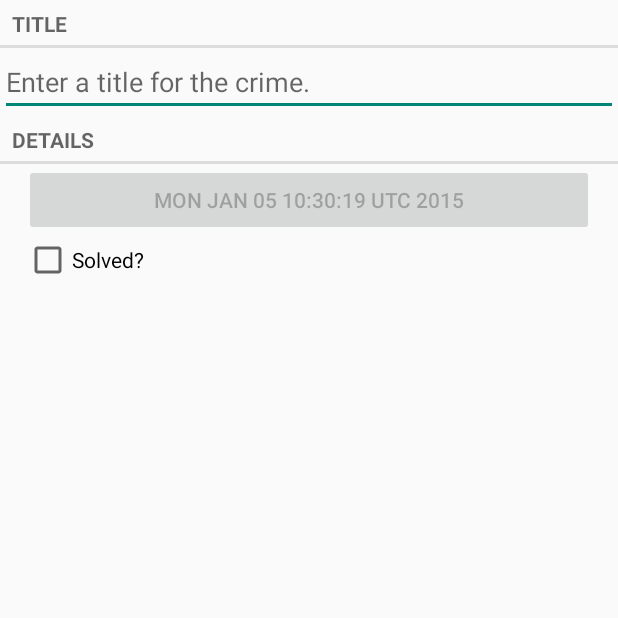
After one commit to BrandonLMorris/AndroidProgramming, an Android app: the CrimeFragment screen opened directly, with no data from a screen before it, on a phone screen of 412 x 824 dp, the top half of it. The commit adds this screen. Run offline under Robolectric (Android 15) with nearby library versions, the phone set to English and light mode, and no system bars.

```diff
--- /dev/null
+++ b/CriminalIntent/app/src/main/java/com/example/bmorris/criminalintent/Crime.java
@@ -0,0 +1,57 @@
+package com.example.bmorris.criminalintent;
+
+import java.util.Date;
+import java.util.UUID;
+
+/**
+ * Created by bmorris on 1/3/15.
+ */
+public class Crime {
+    private UUID mId;
+    private String mTitle;
+
+
+
+    private Date mDate;
+    private boolean mSolved;
+
+    public Crime() {
+        //Generate unique identifier
+        mId = UUID.randomUUID();
+        mDate = new Date();
+    }
+
+    @Override
+    public String toString() {
+        return mTitle;
+    }
+
+    //Getters and setters
+    public String getTitle() {
+        return mTitle;
+    }
+
+    public void setTitle(String title) {
+        mTitle = title;
+    }
+
+    public UUID getId() {
+        return mId;
+    }
+
+    public Date getDate() {
+        return mDate;
+    }
+
+    public void setDate(Date date) {
+        mDate = date;
+    }
+
+    public boolean isSolved() {
+        return mSolved;
+    }
+
+    public void setSolved(boolean solved) {
+        mSolved = solved;
+    }
+}
--- a/CriminalIntent/app/src/main/java/com/example/bmorris/criminalintent/CrimeActivity.java
+++ b/CriminalIntent/app/src/main/java/com/example/bmorris/criminalintent/CrimeActivity.java
@@ -1,17 +1,18 @@
 package com.example.bmorris.criminalintent;
 
-import android.support.v7.app.ActionBarActivity;
+import android.support.v4.app.Fragment;
+import android.support.v4.app.FragmentActivity;
+import android.support.v4.app.FragmentManager;
 import android.os.Bundle;
 import android.view.Menu;
 import android.view.MenuItem;
 
 
-public class CrimeActivity extends ActionBarActivity {
+public class CrimeActivity extends SingleFragmentActivity {
 
     @Override
-    protected void onCreate(Bundle savedInstanceState) {
-        super.onCreate(savedInstanceState);
-        setContentView(R.layout.activity_crime);
+    protected Fragment createFragment() {
+        return new CrimeFragment();
     }
 
 
--- /dev/null
+++ b/CriminalIntent/app/src/main/java/com/example/bmorris/criminalintent/CrimeFragment.java
@@ -0,0 +1,67 @@
+package com.example.bmorris.criminalintent;
+
+import android.os.Bundle;
+import android.support.v4.app.Fragment;
+import android.text.Editable;
+import android.text.TextWatcher;
+import android.view.LayoutInflater;
+import android.view.View;
+import android.view.ViewGroup;
+import android.widget.Button;
+import android.widget.CheckBox;
+import android.widget.CompoundButton;
+import android.widget.EditText;
+
+/**
+ * Created by bmorris on 1/4/15.
+ */
+public class CrimeFragment extends Fragment {
+    private Crime mCrime;
+    private EditText mTitleField;
+    private Button mDateButton;
+    private CheckBox mSolvedCheckBox;
+
+    @Override
+    public void onCreate(Bundle savedInstanceState) {
+        super.onCreate(savedInstanceState);
+        mCrime = new Crime();
+    }
+
+    @Override
+    public View onCreateView(LayoutInflater inflater, ViewGroup parent, Bundle savedInstanceState) {
+        View v = inflater.inflate(R.layout.fragment_crime, parent, false);
+
+        mTitleField = (EditText)v.findViewById(R.id.crime_title);
+        mTitleField.addTextChangedListener(new TextWatcher() {
+            @Override
+            public void beforeTextChanged(CharSequence s, int start, int count, int after) {
+                //This Space intentionally left blank
+            }
+
+            @Override
+            public void onTextChanged(CharSequence s, int start, int before, int count) {
+                mCrime.setTitle(mCrime.toString());
+            }
+
+            @Override
+            public void afterTextChanged(Editable s) {
+                //Intentionally left blank
+            }
+        });
+
+        mDateButton = (Button)v.findViewById(R.id.crime_date);
+        mDateButton.setText(mCrime.getDate().toString());
+        mDateButton.setEnabled(false);
+
+        mSolvedCheckBox = (CheckBox)v.findViewById(R.id.crime_solved);
+        mSolvedCheckBox.setOnCheckedChangeListener(new CompoundButton.OnCheckedChangeListener() {
+            @Override
+            public void onCheckedChanged(CompoundButton buttonView, boolean isChecked) {
+                //Set the crime's solved property
+                mCrime.setSolved(isChecked);
+            }
+        });
+
+        return v;
+    }
+}
--- /dev/null
+++ b/CriminalIntent/app/src/main/java/com/example/bmorris/criminalintent/SingleFragmentActivity.java
@@ -0,0 +1,26 @@
+package com.example.bmorris.criminalintent;
+
+import android.os.Bundle;
+import android.support.v4.app.Fragment;
+import android.support.v4.app.FragmentActivity;
+import android.support.v4.app.FragmentManager;
+
+/**
+ * Created by bmorris on 1/5/15.
+ */
+public abstract class SingleFragmentActivity extends FragmentActivity {
+    protected abstract Fragment createFragment();
+
+    @Override
+    public void onCreate(Bundle savedInstanceState) {
+        super.onCreate(savedInstanceState);
+        setContentView(R.layout.activity_fragment);
+        FragmentManager fm = getSupportFragmentManager();
+        Fragment fragment = fm.findFragmentById(R.id.fragmentContainer);
+
+        if(fragment == null) {
+            fragment = createFragment();
+            fm.beginTransaction().add(R.id.fragmentContainer, fragment).commit();
+        }
+    }
+}
--- /dev/null
+++ b/CriminalIntent/app/src/main/res/layout-land/fragment_crime.xml
@@ -0,0 +1,54 @@
+<?xml version="1.0" encoding="utf-8"?>
+<LinearLayout xmlns:android="http://schemas.android.com/apk/res/android"
+              android:orientation="vertical"
+              android:layout_width="match_parent"
+              android:layout_height="match_parent">
+
+    <TextView
+        android:layout_width="match_parent"
+        android:layout_height="wrap_content"
+        android:text="@string/crime_title_label"
+        style="?android:listSeparatorTextViewStyle"
+        />
+
+    <EditText android:id="@+id/crime_title"
+              android:layout_width="match_parent"
+              android:layout_height="wrap_content"
+              android:hint="@string/crime_title_hint"
+        />
+
+    <TextView
+        android:layout_width="match_parent"
+        android:layout_height="wrap_content"
+        android:text="@string/crime_details_label"
+        style="?android:listSeparatorTextViewStyle"
+        />
+
+    <LinearLayout
+        android:layout_width="match_parent"
+        android:layout_height="wrap_content"
+        android:layout_marginLeft="16dp"
+        android:layout_marginRight="16dp">
+
+        <Button
+            android:id="@+id/crime_date"
+            android:layout_width="wrap_content"
+            android:layout_height="wrap_content"
+            android:layout_marginLeft="16dp"
+            android:layout_marginRight="16dp"
+            android:layout_weight="1"
+            />
+
+        <CheckBox
+            android:id="@+id/crime_solved"
+            android:layout_width="wrap_content"
+            android:layout_height="wrap_content"
+            android:layout_marginLeft="16dp"
+            android:layout_marginRight="16dp"
+            android:text="@string/crime_solved_label"
+            android:layout_weight="1"
+            />
+
+    </LinearLayout>
+
+</LinearLayout>
--- /dev/null
+++ b/CriminalIntent/app/src/main/res/layout/activity_fragment.xml
@@ -0,0 +1,6 @@
+<?xml version="1.0" encoding="utf-8"?>
+<FrameLayout xmlns:android="http://schemas.android.com/apk/res/android"
+    android:id="@+id/fragmentContainer"
+    android:layout_width="match_parent"
+    android:layout_height="match_parent"
+    />
--- /dev/null
+++ b/CriminalIntent/app/src/main/res/layout/fragment_crime.xml
@@ -0,0 +1,44 @@
+<?xml version="1.0" encoding="utf-8"?>
+<LinearLayout xmlns:android="http://schemas.android.com/apk/res/android"
+              android:orientation="vertical"
+              android:layout_width="match_parent"
+              android:layout_height="match_parent">
+
+    <TextView
+        android:layout_width="match_parent"
+        android:layout_height="wrap_content"
+        android:text="@string/crime_title_label"
+        style="?android:listSeparatorTextViewStyle"
+        />
+
+    <EditText android:id="@+id/crime_title"
+              android:layout_width="match_parent"
+              android:layout_height="wrap_content"
+              android:hint="@string/crime_title_hint"
+        />
+
+    <TextView
+        android:layout_width="match_parent"
+        android:layout_height="wrap_content"
+        android:text="@string/crime_details_label"
+        style="?android:listSeparatorTextViewStyle"
+        />
+
+    <Button
+        android:id="@+id/crime_date"
+        android:layout_width="match_parent"
+        android:layout_height="wrap_content"
+        android:layout_marginLeft="16dp"
+        android:layout_marginRight="16dp"
+        />
+
+    <CheckBox
+        android:id="@+id/crime_solved"
+        android:layout_width="match_parent"
+        android:layout_height="wrap_content"
+        android:layout_marginLeft="16dp"
+        android:layout_marginRight="16dp"
+        android:text="@string/crime_solved_label"
+        />
+
+</LinearLayout>
--- a/CriminalIntent/app/src/main/res/values/strings.xml
+++ b/CriminalIntent/app/src/main/res/values/strings.xml
@@ -2,7 +2,12 @@
 <resources>
 
     <string name="app_name">CriminalIntent</string>
-    <string name="hello_world">Hello world!</string>
-    <string name="action_settings">Settings</string>
+    <string name="title_activity_crime">CrimeActivity</string>
+    <string name="crime_title_hint">Enter a title for the crime.</string>
+    <string name="action_settings">Action Settings</string>
+    <string name="crime_title_label">Title</string>
+    <string name="crime_details_label">Details</string>
+    <string name="crime_solved_label">Solved?</string>
+    <string name="crimes_title">Crimes</string>
 
 </resources>
```
Also changed, not shown: CriminalIntent/app/src/main/AndroidManifest.xml (+6 -5 lines), CriminalIntent/app/src/main/java/com/example/bmorris/criminalintent/CrimeLab.java (added, +46 -0 lines), CriminalIntent/app/src/main/java/com/example/bmorris/criminalintent/CrimeListActivity.java (added, +13 -0 lines), CriminalIntent/app/src/main/java/com/example/bmorris/criminalintent/CrimeListFragment.java (added, +66 -0 lines), CriminalIntent/app/src/main/res/layout/activity_crime.xml (deleted, +0 -16 lines), CriminalIntent/app/src/main/res/layout/list_item_crime.xml (added, +40 -0 lines), 2 other files.
